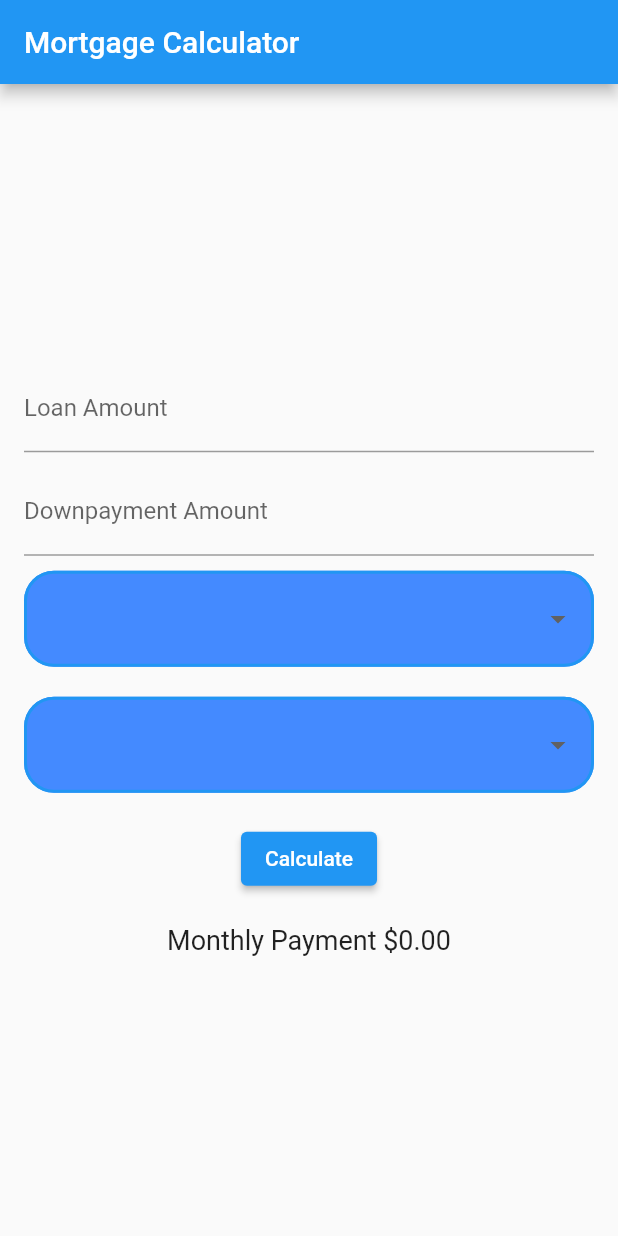
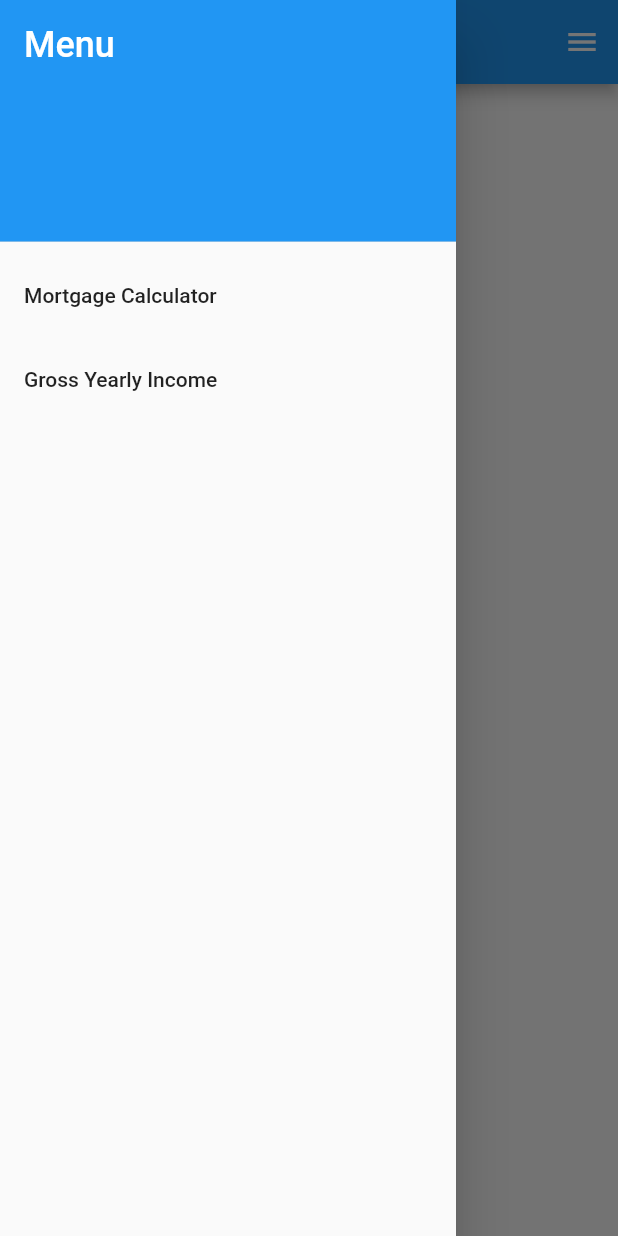
Before and after one commit to Walt-20/flutter-projects, a Flutter app: the screen it shows after launch, with the side drawer open (before the commit the screen has no drawer), on a phone screen of 412 x 824 dp. Run offline on Flutter 3.47's test engine with Material 2 defaults, Android fonts, the phone set to English and light mode, and no system bars.

Commit message:
need to link values to home screen but everything else is functional

```diff
--- a/mortgage_calculator/lib/main.dart
+++ b/mortgage_calculator/lib/main.dart
@@ -1,8 +1,17 @@
 import 'package:flutter/material.dart';
+import 'package:provider/provider.dart';
+
 import 'screens/mortgage_calculator.dart';
+import 'screens/gross_yearly_income.dart';
+import 'shared_data.dart';
 
 void main() {
-  runApp(const MyApp());
+  runApp(
+    ChangeNotifierProvider(
+      create: (context) => SharedData(),
+      child: const MyApp(),
+    ),
+  );
 }
 
 class MyApp extends StatelessWidget {
@@ -10,8 +19,84 @@ class MyApp extends StatelessWidget {
 
   @override
   Widget build(BuildContext context) {
-    return const MaterialApp(
-      home: MortgageCalculator(),
+    return MaterialApp(
+      title: 'Finance App',
+      theme: ThemeData(
+        primarySwatch: Colors.blue,
+      ),
+      home: const HomeScreen(),
+      routes: {
+        '/mortgage_calculator': (context) => const MortgageCalculator(),
+        '/gross_yearly_income': (context) => const GrossYearlyIncome(),
+      },
     );
   }
 }
+
+class HomeScreen extends StatelessWidget {
+  const HomeScreen({super.key});
+
+  @override
+  Widget build(BuildContext context) {
+    // access to shared data
+    double monthlyMortgage = context.watch<SharedData>().monthlyMortgage;
+    double grossIncome = context.watch<SharedData>().grossIncome;
+
+    return Scaffold(
+      appBar: AppBar(
+        title: const Text('Home Screen'),
+        actions: [
+          Builder(
+            builder: (context) => IconButton(
+              icon: const Icon(Icons.menu),
+              onPressed: () {
+                Scaffold.of(context).openDrawer();
+              },
+            ),
+          ),
+        ],
+      ),
+      drawer: Drawer(
+        child: ListView(
+          padding: EdgeInsets.zero,
+          children: <Widget>[
+            const DrawerHeader(
+              decoration: BoxDecoration(
+                color: Colors.blue,
+              ),
+              child: Text(
+                'Menu',
+                style: TextStyle(
+                  color: Colors.white,
+                  fontSize: 24,
+                ),
+              ),
+            ),
+            ListTile(
+              title: const Text('Mortgage Calculator'),
+              onTap: () {
+                Navigator.pop(context); // Close the drawer
+                Navigator.pushNamed(context, '/mortgage_calculator');
+              },
+            ),
+            ListTile(
+              title: const Text('Gross Yearly Income'),
+              onTap: () {
+                Navigator.pop(context); // Close the drawer
+                Navigator.pushNamed(context, '/gross_yearly_income');
+              },
+            ),
+          ],
+        ),
+      ),
+      body: Center(
+          child: Column(
+        mainAxisAlignment: MainAxisAlignment.center,
+        children: [
+          Text('Monthly Mortgage: \$${monthlyMortgage.toStringAsFixed(2)}'),
+          Text('Gross Income: \$${grossIncome.toStringAsFixed(2)}'),
+        ],
+      )),
+    );
+  }
+}
--- a/mortgage_calculator/lib/screens/mortgage_calculator.dart
+++ b/mortgage_calculator/lib/screens/mortgage_calculator.dart
@@ -1,9 +1,10 @@
 import 'dart:math';
-
 import 'package:flutter/material.dart';
-import '/auth/secrets.dart';
 import 'package:http/http.dart' as http;
 import 'dart:convert';
+
+import '/auth/secrets.dart';
+import 'package:mortgage_calculator/shared_data.dart';
 
 class MortgageCalculator extends StatefulWidget {
   const MortgageCalculator({super.key});
@@ -183,6 +184,7 @@ class MortgageCalculatorState extends State<MortgageCalculator> {
                           'loan amount is $loanAmount\nloan term in months is $loanTermInMonths\ninterest rate is $interestRate');
                       monthlyMortgage = calculateMortgage(downPayment,
                           loanAmount, interestRate, loanTermInMonths);
+                      SharedData().setMonthlyMortgage(monthlyMortgage);
                       debugPrint('Monthly Payment: $monthlyMortgage');
                       setState(() {});
                     },
--- /dev/null
+++ b/mortgage_calculator/lib/shared_data.dart
@@ -0,0 +1,19 @@
+import 'package:flutter/material.dart';
+
+class SharedData extends ChangeNotifier {
+  double _monthlyMortgage = 0.0;
+  double _grossIncome = 0.0;
+
+  double get monthlyMortgage => _monthlyMortgage;
+  double get grossIncome => _grossIncome;
+
+  void setMonthlyMortgage(double value) {
+    _monthlyMortgage = value;
+    notifyListeners();
+  }
+
+  void setGrossIncome(double value) {
+    _grossIncome = value;
+    notifyListeners();
+  }
+}
--- a/mortgage_calculator/pubspec.yaml
+++ b/mortgage_calculator/pubspec.yaml
@@ -38,6 +38,8 @@ dependencies:
   # The following adds the Cupertino Icons font to your application.
   # Use with the CupertinoIcons class for iOS style icons.
   cupertino_icons: ^1.0.2
+  # allows for sharing of data over multiple screens
+  provider: ^5.0.0
 
 dev_dependencies:
   flutter_test:
```
Also changed, not shown: mortgage_calculator/lib/screens/gross_yearly_income.dart (added, +97 -0 lines), mortgage_calculator/pubspec.lock.
